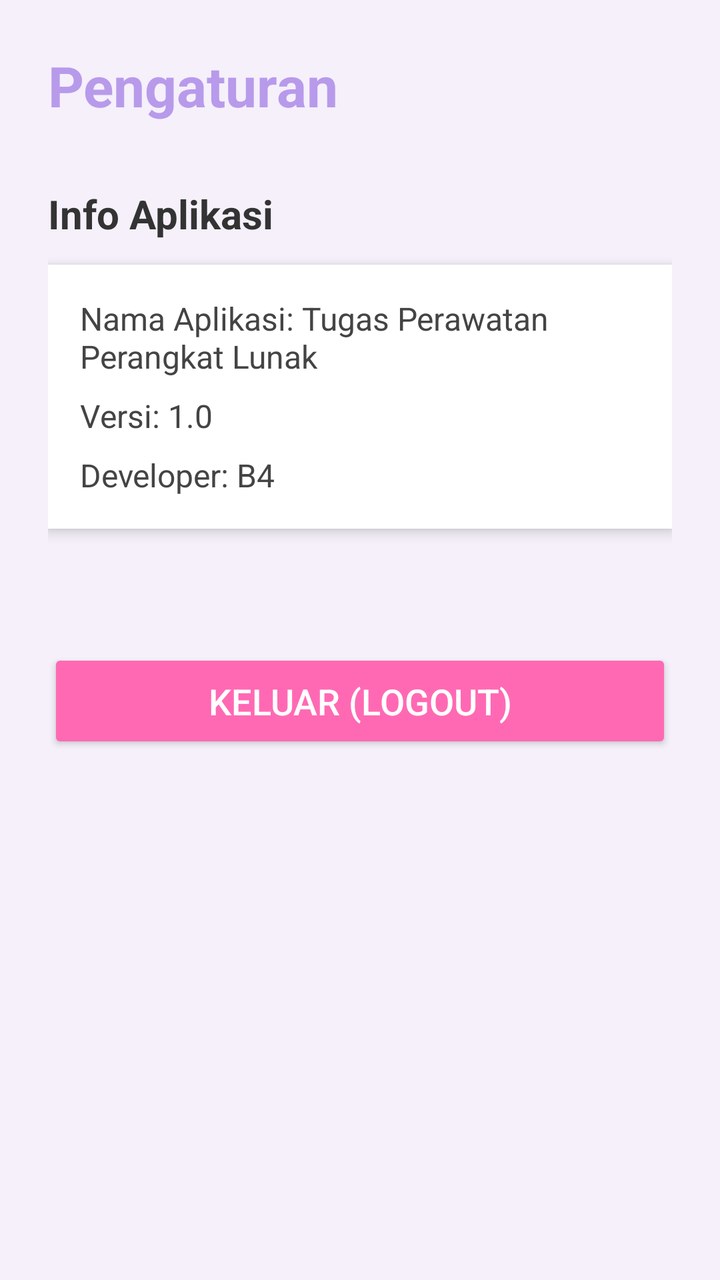
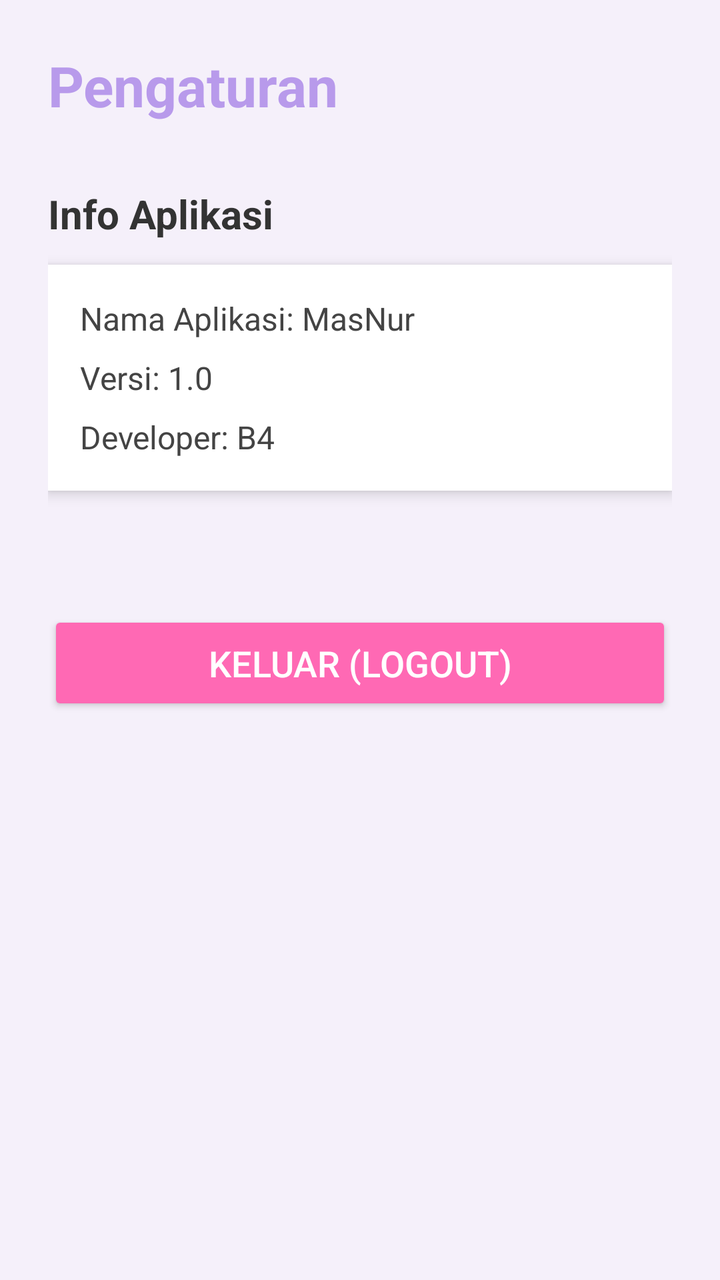

Compare the two renders of this Android layout. The source of the first and the diff that turns it into the second are given below.
<!-- AndroidManifest.xml: application theme Theme.AppCompat.Light.NoActionBar -->
<!-- res/layout/activity_pengaturan.xml -->
<?xml version="1.0" encoding="utf-8"?>
<ScrollView xmlns:android="http://schemas.android.com/apk/res/android"
    android:layout_width="match_parent"
    android:layout_height="match_parent"
    android:background="#F5F0FA"> 

    <LinearLayout
        android:layout_width="match_parent"
        android:layout_height="wrap_content"
        android:orientation="vertical"
        android:padding="24dp">

        
        <TextView
            android:layout_width="wrap_content"
            android:layout_height="wrap_content"
            android:text="Pengaturan"
            android:textSize="28sp"
            android:textStyle="bold"
            android:textColor="#B89AEB"
            android:layout_marginBottom="32dp" />

        
        <TextView
            android:layout_width="wrap_content"
            android:layout_height="wrap_content"
            android:text="Info Aplikasi"
            android:textSize="20sp"
            android:textStyle="bold"
            android:textColor="#333333"
            android:layout_marginBottom="12dp" />

        
        <LinearLayout
            android:layout_width="match_parent"
            android:layout_height="wrap_content"
            android:orientation="vertical"
            android:background="#FFFFFF"
            android:elevation="4dp"
            android:padding="16dp"
            android:layout_marginBottom="40dp">

            <TextView
                android:layout_width="wrap_content"
                android:layout_height="wrap_content"
                android:text="Nama Aplikasi: Tugas Perawatan Perangkat Lunak"
                android:textSize="16sp"
                android:textColor="#444444" />

            <TextView
                android:id="@+id/tv_version"
                android:layout_width="wrap_content"
                android:layout_height="wrap_content"
                android:text="Versi: 1.0"
                android:textSize="16sp"
                android:textColor="#444444"
                android:layout_marginTop="8dp" />

            <TextView
                android:layout_width="wrap_content"
                android:layout_height="wrap_content"
                android:text="Developer: B4"
                android:textSize="16sp"
                android:textColor="#444444"
                android:layout_marginTop="8dp" />
        </LinearLayout>

        
        <Button
            android:id="@+id/btn_keluar"
            android:layout_width="match_parent"
            android:layout_height="wrap_content"
            android:text="Keluar (Logout)"
            android:textSize="18sp"
            android:backgroundTint="#FF69B4"
            android:textColor="#FFFFFF"
            android:padding="14dp"
            android:elevation="4dp"
            android:layout_marginTop="20dp" />
    </LinearLayout>
</ScrollView>
<!-- resources referenced by this layout -->
<resources>

</resources>

<!-- the commit's change to res/layout/activity_pengaturan.xml (unified diff, before → after) -->
@@ -43,7 +43,7 @@
             <TextView
                 android:layout_width="wrap_content"
                 android:layout_height="wrap_content"
-                android:text="Nama Aplikasi: Tugas Perawatan Perangkat Lunak"
+                android:text="Nama Aplikasi: MasNur"
                 android:textSize="16sp"
                 android:textColor="#444444" />
 
